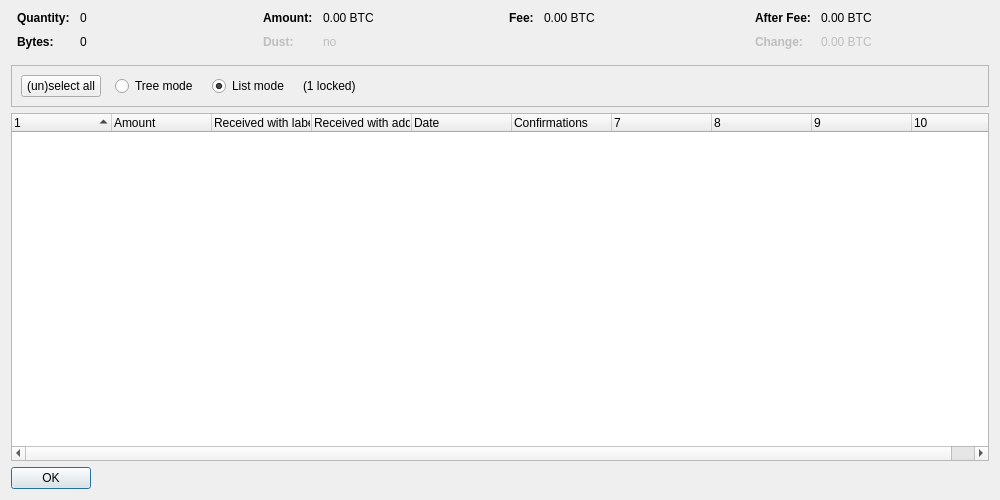
Old version of the form src/qt/forms/coincontroldialog.ui in the repository shaileshnift/UIDD.
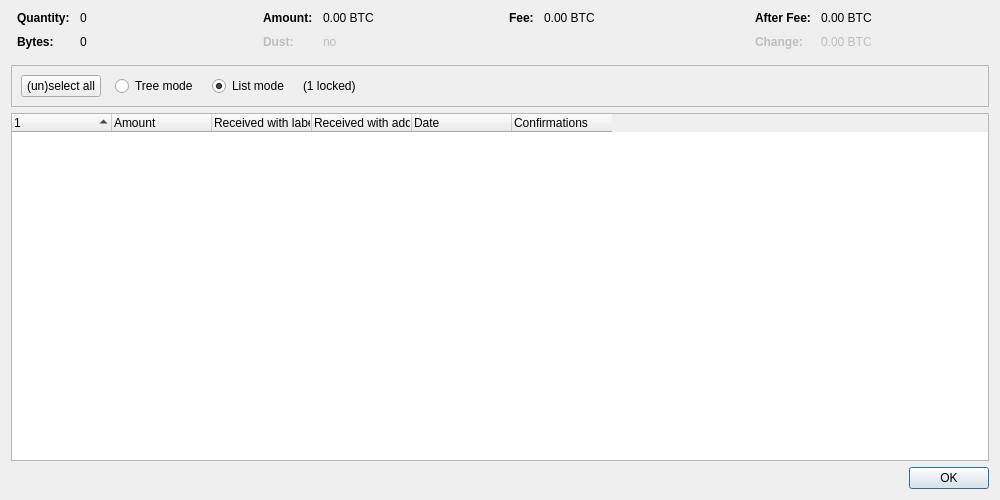
New version of the form. Custom widgets are drawn as their Qt base class.

Patch:
```diff
--- a/src/qt/forms/coincontroldialog.ui
+++ b/src/qt/forms/coincontroldialog.ui
@@ -402,7 +402,7 @@
       <bool>false</bool>
      </property>
      <property name="columnCount">
-      <number>10</number>
+      <number>6</number>
      </property>
      <attribute name="headerShowSortIndicator" stdset="0">
       <bool>true</bool>
@@ -467,12 +467,6 @@
    </item>
    <item>
     <widget class="QDialogButtonBox" name="buttonBox">
-     <property name="sizePolicy">
-      <sizepolicy hsizetype="Maximum" vsizetype="Fixed">
-       <horstretch>0</horstretch>
-       <verstretch>0</verstretch>
-      </sizepolicy>
-     </property>
      <property name="orientation">
       <enum>Qt::Horizontal</enum>
      </property>
```
